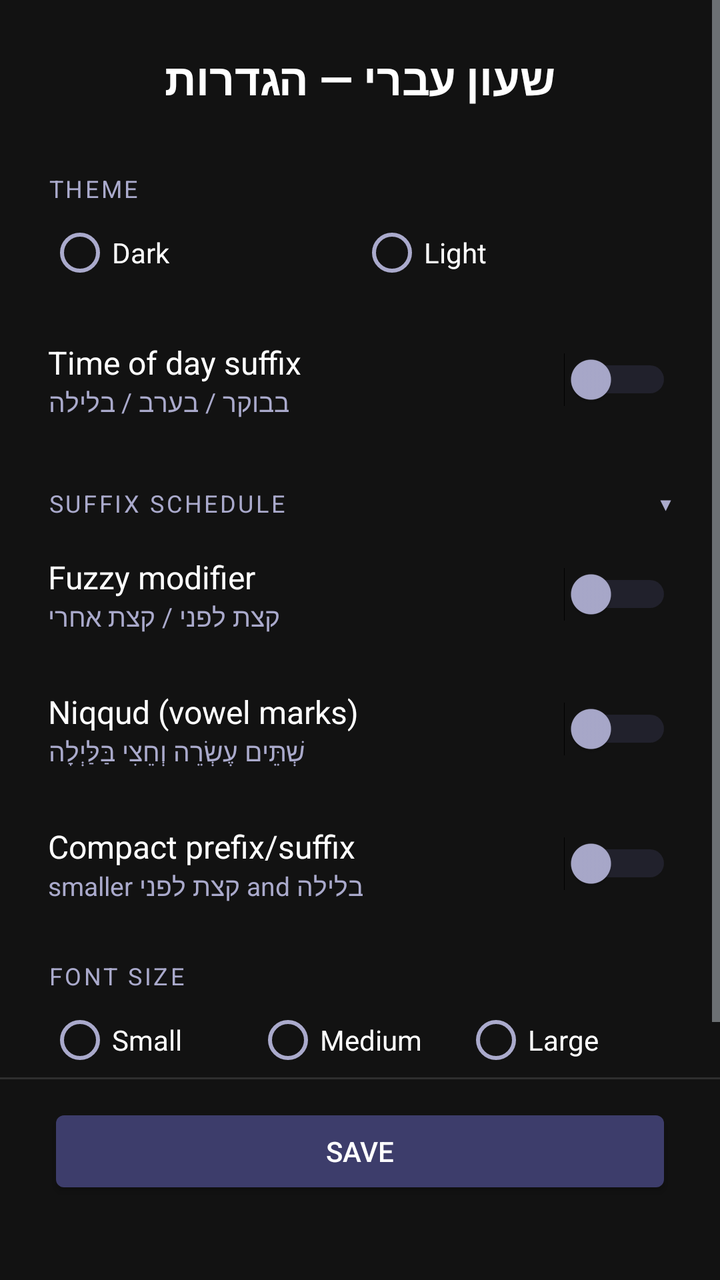
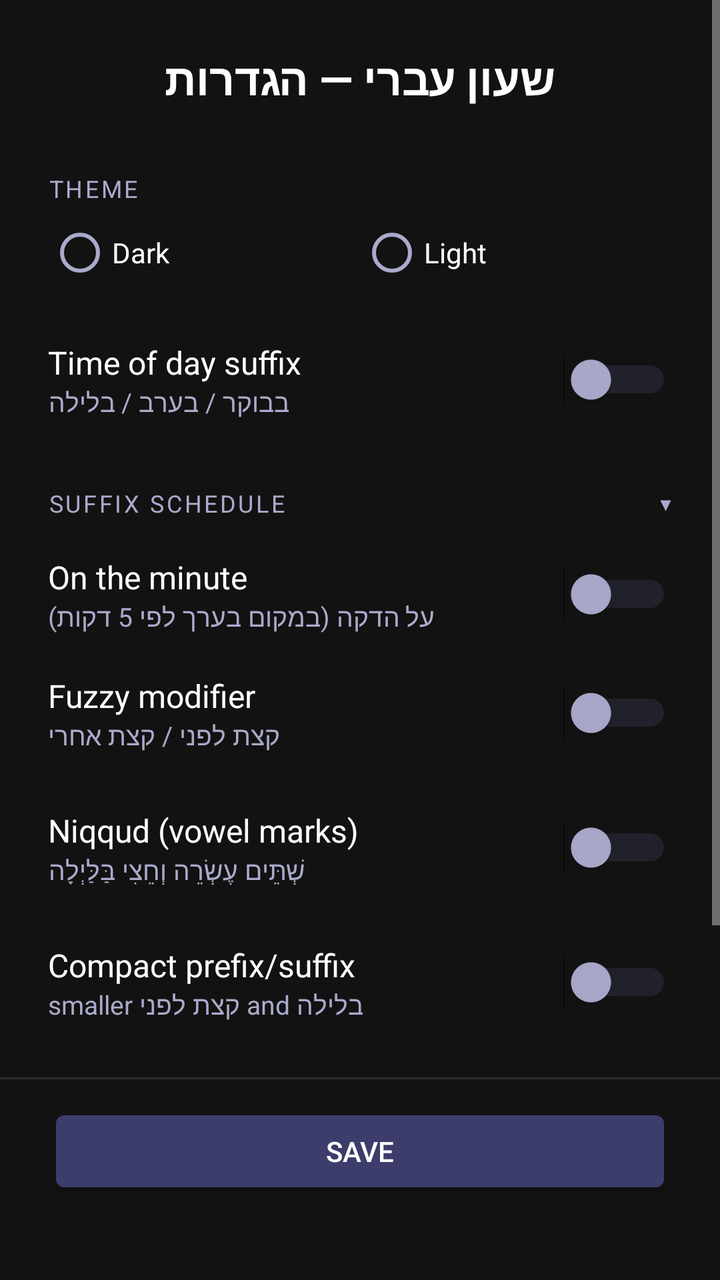

An Android layout rendered at two revisions. The XML below is the earlier revision; the diff shows what the commit changed to produce the second picture.
<!-- AndroidManifest.xml: application theme android:Theme.DeviceDefault -->
<!-- res/layout/activity_config.xml -->
<?xml version="1.0" encoding="utf-8"?>
<LinearLayout xmlns:android="http://schemas.android.com/apk/res/android"
    android:layout_width="match_parent"
    android:layout_height="match_parent"
    android:orientation="vertical"
    android:background="#121212">

    <ScrollView
        android:layout_width="match_parent"
        android:layout_height="0dp"
        android:layout_weight="1">

        <LinearLayout
            android:layout_width="match_parent"
            android:layout_height="wrap_content"
            android:orientation="vertical"
            android:padding="24dp">

            
            <TextView
                android:layout_width="match_parent"
                android:layout_height="wrap_content"
                android:text="שעון עברי — הגדרות"
                android:textColor="#FFFFFF"
                android:textSize="22sp"
                android:textStyle="bold"
                android:gravity="center"
                android:layout_marginBottom="32dp" />

            
            <TextView
                android:layout_width="match_parent"
                android:layout_height="wrap_content"
                android:text="Theme"
                android:textColor="#AAAACC"
                android:textSize="12sp"
                android:textAllCaps="true"
                android:letterSpacing="0.1"
                android:layout_marginBottom="8dp" />

            <RadioGroup
                android:id="@+id/rg_theme"
                android:layout_width="match_parent"
                android:layout_height="wrap_content"
                android:orientation="horizontal"
                android:layout_marginBottom="28dp">

                <RadioButton
                    android:id="@+id/rb_dark"
                    android:layout_width="0dp"
                    android:layout_height="wrap_content"
                    android:layout_weight="1"
                    android:text="Dark"
                    android:textColor="#FFFFFF"
                    android:buttonTint="#AAAACC" />

                <RadioButton
                    android:id="@+id/rb_light"
                    android:layout_width="0dp"
                    android:layout_height="wrap_content"
                    android:layout_weight="1"
                    android:text="Light"
                    android:textColor="#FFFFFF"
                    android:buttonTint="#AAAACC" />

            </RadioGroup>

            
            <LinearLayout
                android:layout_width="match_parent"
                android:layout_height="wrap_content"
                android:orientation="horizontal"
                android:gravity="center_vertical"
                android:layout_marginBottom="20dp">

                <LinearLayout
                    android:layout_width="0dp"
                    android:layout_height="wrap_content"
                    android:layout_weight="1"
                    android:orientation="vertical">

                    <TextView
                        android:layout_width="wrap_content"
                        android:layout_height="wrap_content"
                        android:text="Time of day suffix"
                        android:textColor="#FFFFFF"
                        android:textSize="16sp" />

                    <TextView
                        android:layout_width="wrap_content"
                        android:layout_height="wrap_content"
                        android:text="בבוקר / בערב / בלילה"
                        android:textColor="#AAAACC"
                        android:textSize="13sp" />

                </LinearLayout>

                <Switch
                    android:id="@+id/sw_suffix"
                    android:layout_width="wrap_content"
                    android:layout_height="wrap_content"
                    android:thumbTint="#AAAACC"
                    android:trackTint="#444466" />

            </LinearLayout>

            
            <LinearLayout
                android:layout_width="match_parent"
                android:layout_height="wrap_content"
                android:orientation="horizontal"
                android:gravity="center_vertical"
                android:layout_marginTop="4dp"
                android:layout_marginBottom="8dp">

                <TextView
                    android:id="@+id/tv_suffix_slots_label"
                    android:layout_width="0dp"
                    android:layout_height="wrap_content"
                    android:layout_weight="1"
                    android:text="Suffix schedule"
                    android:textColor="#AAAACC"
                    android:textSize="12sp"
                    android:textAllCaps="true"
                    android:letterSpacing="0.1" />

                <Button
                    android:id="@+id/btn_suffix_expand"
                    android:layout_width="wrap_content"
                    android:layout_height="36dp"
                    android:minWidth="0dp"
                    android:text="▾"
                    android:textColor="#AAAACC"
                    android:background="@null"
                    android:textSize="18sp"
                    android:paddingStart="8dp"
                    android:paddingEnd="0dp" />

            </LinearLayout>

            
            <LinearLayout
                android:id="@+id/suffix_slots_container"
                android:layout_width="match_parent"
                android:layout_height="wrap_content"
                android:orientation="vertical"
                android:visibility="gone"
                android:layout_marginBottom="20dp" />

            
            <LinearLayout
                android:layout_width="match_parent"
                android:layout_height="wrap_content"
                android:orientation="horizontal"
                android:gravity="center_vertical"
                android:layout_marginBottom="28dp">

                <LinearLayout
                    android:layout_width="0dp"
                    android:layout_height="wrap_content"
                    android:layout_weight="1"
                    android:orientation="vertical">

                    <TextView
                        android:layout_width="wrap_content"
                        android:layout_height="wrap_content"
                        android:text="Fuzzy modifier"
                        android:textColor="#FFFFFF"
                        android:textSize="16sp" />

                    <TextView
                        android:layout_width="wrap_content"
                        android:layout_height="wrap_content"
                        android:text="קצת לפני / קצת אחרי"
                        android:textColor="#AAAACC"
                        android:textSize="13sp" />

                </LinearLayout>

                <Switch
                    android:id="@+id/sw_modifier"
                    android:layout_width="wrap_content"
                    android:layout_height="wrap_content"
                    android:thumbTint="#AAAACC"
                    android:trackTint="#444466" />

            </LinearLayout>

            
            <LinearLayout
                android:layout_width="match_parent"
                android:layout_height="wrap_content"
                android:orientation="horizontal"
                android:gravity="center_vertical"
                android:layout_marginBottom="28dp">

                <LinearLayout
                    android:layout_width="0dp"
                    android:layout_height="wrap_content"
                    android:layout_weight="1"
                    android:orientation="vertical">

                    <TextView
                        android:layout_width="wrap_content"
                        android:layout_height="wrap_content"
                        android:text="Niqqud (vowel marks)"
                        android:textColor="#FFFFFF"
                        android:textSize="16sp" />

                    <TextView
                        android:layout_width="wrap_content"
                        android:layout_height="wrap_content"
                        android:text="שְׁתֵּים עֶשְׂרֵה וְחֵצִי בַּלַּיְלָה"
                        android:textColor="#AAAACC"
                        android:textSize="13sp" />

                </LinearLayout>

                <Switch
                    android:id="@+id/sw_niqqud"
                    android:layout_width="wrap_content"
                    android:layout_height="wrap_content"
                    android:thumbTint="#AAAACC"
                    android:trackTint="#444466" />

            </LinearLayout>

            
            <LinearLayout
                android:layout_width="match_parent"
                android:layout_height="wrap_content"
                android:orientation="horizontal"
                android:gravity="center_vertical"
                android:layout_marginBottom="28dp">

                <LinearLayout
                    android:layout_width="0dp"
                    android:layout_height="wrap_content"
                    android:layout_weight="1"
                    android:orientation="vertical">

                    <TextView
                        android:layout_width="wrap_content"
                        android:layout_height="wrap_content"
                        android:text="Compact prefix/suffix"
                        android:textColor="#FFFFFF"
                        android:textSize="16sp" />

                    <TextView
                        android:layout_width="wrap_content"
                        android:layout_height="wrap_content"
                        android:text="smaller קצת לפני and בלילה"
                        android:textColor="#AAAACC"
                        android:textSize="13sp" />

                </LinearLayout>

                <Switch
                    android:id="@+id/sw_compact"
                    android:layout_width="wrap_content"
                    android:layout_height="wrap_content"
                    android:thumbTint="#AAAACC"
                    android:trackTint="#444466" />

            </LinearLayout>

            
            <TextView
                android:layout_width="match_parent"
                android:layout_height="wrap_content"
                android:text="Font size"
                android:textColor="#AAAACC"
                android:textSize="12sp"
                android:textAllCaps="true"
                android:letterSpacing="0.1"
                android:layout_marginBottom="8dp" />

            <RadioGroup
                android:id="@+id/rg_font_size"
                android:layout_width="match_parent"
                android:layout_height="wrap_content"
                android:orientation="horizontal"
                android:layout_marginBottom="8dp">

                <RadioButton
                    android:id="@+id/rb_small"
                    android:layout_width="0dp"
                    android:layout_height="wrap_content"
                    android:layout_weight="1"
                    android:text="Small"
                    android:textColor="#FFFFFF"
                    android:buttonTint="#AAAACC" />

                <RadioButton
                    android:id="@+id/rb_medium"
                    android:layout_width="0dp"
                    android:layout_height="wrap_content"
                    android:layout_weight="1"
                    android:text="Medium"
                    android:textColor="#FFFFFF"
                    android:buttonTint="#AAAACC" />

                <RadioButton
                    android:id="@+id/rb_large"
                    android:layout_width="0dp"
                    android:layout_height="wrap_content"
                    android:layout_weight="1"
                    android:text="Large"
                    android:textColor="#FFFFFF"
                    android:buttonTint="#AAAACC" />

            </RadioGroup>

        </LinearLayout>
    </ScrollView>

    
    <View
        android:layout_width="match_parent"
        android:layout_height="1dp"
        android:background="#1FFFFFFF" />

    
    <LinearLayout
        android:layout_width="match_parent"
        android:layout_height="wrap_content"
        android:orientation="vertical"
        android:background="#121212"
        android:paddingStart="24dp"
        android:paddingEnd="24dp"
        android:paddingTop="12dp"
        android:paddingBottom="16dp">

        
        <Button
            android:id="@+id/btn_save"
            android:layout_width="match_parent"
            android:layout_height="wrap_content"
            android:text="Save"
            android:textColor="#FFFFFF"
            android:backgroundTint="#3D3D6B" />

        
        <TextView
            android:id="@+id/tv_version"
            android:layout_width="match_parent"
            android:layout_height="wrap_content"
            android:gravity="center"
            android:textColor="#555577"
            android:textSize="12sp"
            android:layout_marginTop="8dp" />

    </LinearLayout>

</LinearLayout>
<!-- resources referenced by this layout -->
<resources>

</resources>

<!-- the commit's change to res/layout/activity_config.xml (unified diff, before → after) -->
@@ -146,6 +146,45 @@
                 android:orientation="vertical"
                 android:visibility="gone"
                 android:layout_marginBottom="20dp" />
+
+            
+            <LinearLayout
+                android:layout_width="match_parent"
+                android:layout_height="wrap_content"
+                android:orientation="horizontal"
+                android:gravity="center_vertical"
+                android:layout_marginBottom="20dp">
+
+                <LinearLayout
+                    android:layout_width="0dp"
+                    android:layout_height="wrap_content"
+                    android:layout_weight="1"
+                    android:orientation="vertical">
+
+                    <TextView
+                        android:layout_width="wrap_content"
+                        android:layout_height="wrap_content"
+                        android:text="On the minute"
+                        android:textColor="#FFFFFF"
+                        android:textSize="16sp" />
+
+                    <TextView
+                        android:layout_width="wrap_content"
+                        android:layout_height="wrap_content"
+                        android:text="על הדקה (במקום בערך לפי 5 דקות)"
+                        android:textColor="#AAAACC"
+                        android:textSize="13sp" />
+
+                </LinearLayout>
+
+                <Switch
+                    android:id="@+id/sw_exact"
+                    android:layout_width="wrap_content"
+                    android:layout_height="wrap_content"
+                    android:thumbTint="#AAAACC"
+                    android:trackTint="#444466" />
+
+            </LinearLayout>
 
             
             <LinearLayout
